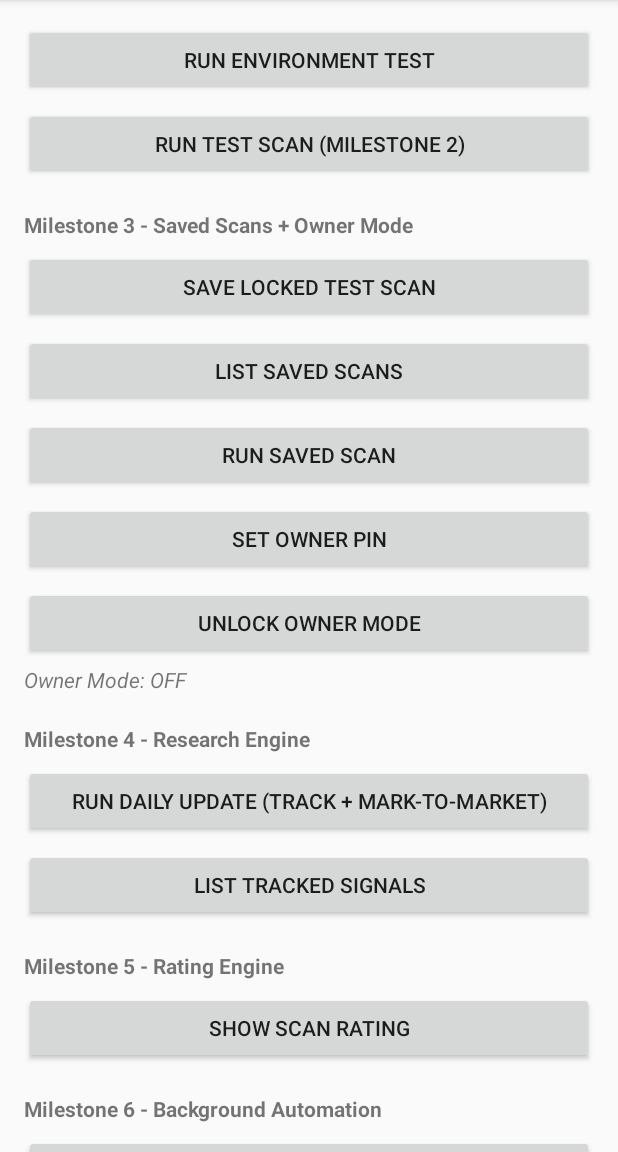
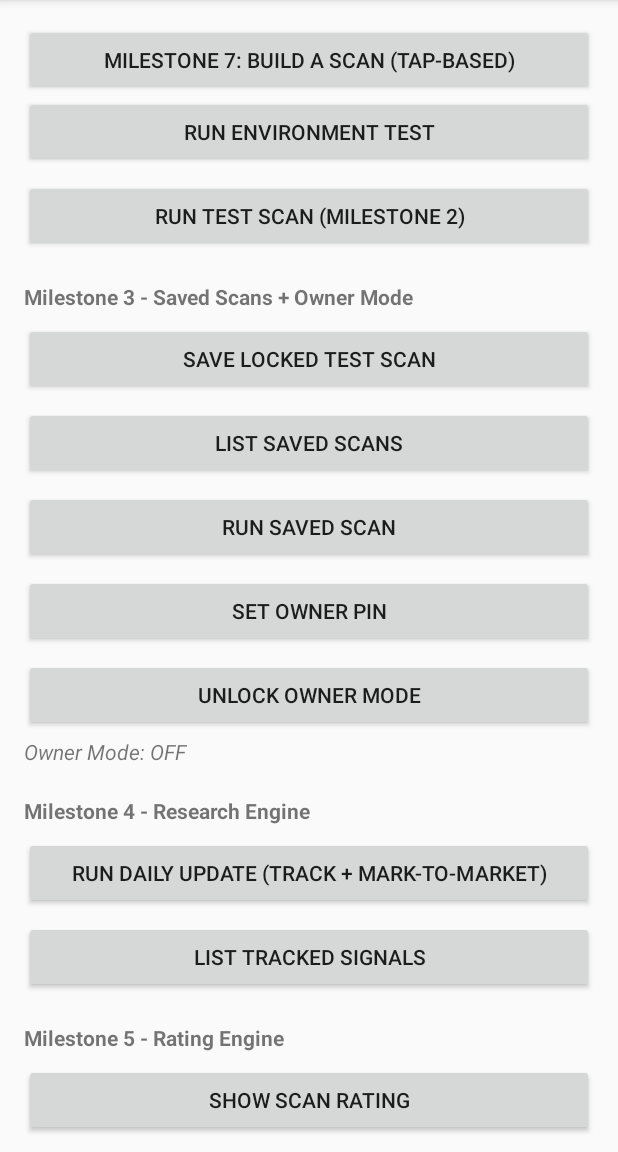
Before and after one commit to nitmahakal/nse-research-app, an Android app: the screen it shows after launch (MainActivity), on a phone screen of 412 x 824 dp, the part 84-1236 px from its top. Run offline under Robolectric (Android 15) with nearby library versions, the light colour scheme and no system bars; libraries missing offline, so code that uses them is left out: com.chaquo.python; 2 statements that could not run were skipped.

Commit message:
Update activity_main.xml

```diff
--- a/app/src/main/res/layout/activity_main.xml
+++ b/app/src/main/res/layout/activity_main.xml
@@ -8,6 +8,12 @@
         android:layout_width="match_parent"
         android:layout_height="wrap_content"
         android:padding="16dp">
+
+        <Button
+            android:id="@+id/openScannerButton"
+            android:layout_width="match_parent"
+            android:layout_height="wrap_content"
+            android:text="Milestone 7: Build a Scan (tap-based)" />
 
         <Button
             android:id="@+id/runTestButton"
```
